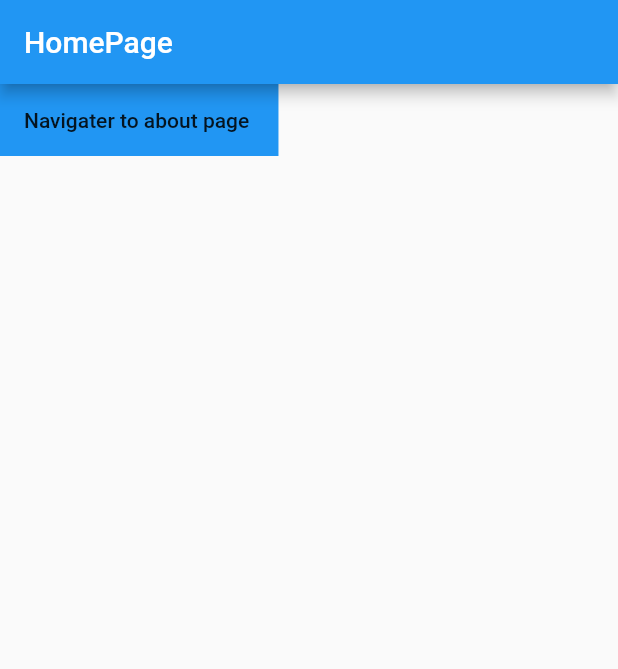
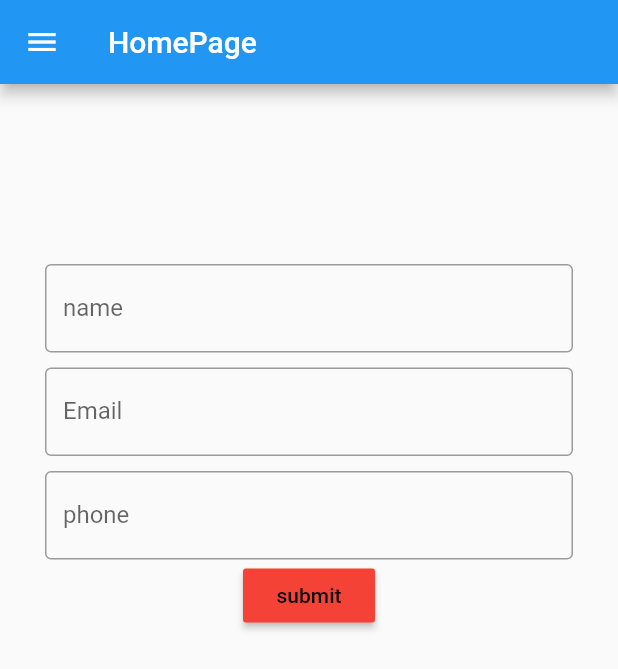
Before and after one commit to HasanMasrur/Flutter_Localization, a Flutter app: the screen it shows after launch, on a phone screen of 412 x 824 dp. Shown: the top 669 px of the screen. Run offline on Flutter 3.47's test engine with Material 2 defaults, Android fonts, the phone set to English and light mode, and no system bars.

Commit message:
added homepage textfild

```diff
--- a/lib/pages/home_page .dart
+++ b/lib/pages/home_page .dart
@@ -9,20 +9,95 @@ class HomePage extends StatefulWidget {
 }
 
 class _HomePage extends State<HomePage> {
+  final GlobalKey<FormState> _globalKey = GlobalKey<FormState>();
   @override
   Widget build(BuildContext context) {
     return Scaffold(
-      appBar: AppBar(
-        title: Text('HomePage'),
+        drawer: _drowerpage(),
+        appBar: AppBar(
+          title: Text('HomePage'),
+        ),
+        body: _mainform());
+  }
+
+  _mainform() {
+    return SingleChildScrollView(
+      child: Container(
+        margin: EdgeInsets.only(left: 30, right: 30, top: 20),
+        child: Form(
+            key: _globalKey,
+            child: Column(
+              children: [
+                SizedBox(
+                  height: 100,
+                ),
+                TextFormField(
+                  validator: (val) {
+                    if (val.isEmpty) {
+                      return 'required field';
+                    }
+                  },
+                  decoration: InputDecoration(
+                      border: OutlineInputBorder(),
+                      labelText: 'name',
+                      hintText: 'Enter name'),
+                ),
+                SizedBox(
+                  height: 10,
+                ),
+                TextFormField(
+                  validator: (val) {
+                    if (val.isEmpty) {
+                      return 'required field';
+                    }
+                  },
+                  decoration: InputDecoration(
+                      border: OutlineInputBorder(),
+                      labelText: 'Email',
+                      hintText: 'Enter email'),
+                ),
+                SizedBox(
+                  height: 10,
+                ),
+                TextFormField(
+                  validator: (val) {
+                    if (val.isEmpty) {
+                      return 'required field';
+                    }
+                  },
+                  decoration: InputDecoration(
+                      border: OutlineInputBorder(),
+                      labelText: 'phone',
+                      hintText: 'Enter phonenumber'),
+                ),
+                MaterialButton(
+                    color: Colors.red,
+                    child: Text(
+                      'submit',
+                      style: TextStyle(color: Colors.black),
+                    ),
+                    onPressed: () {
+                      if (!_globalKey.currentState.validate()) {
+                        return;
+                      }
+                    })
+              ],
+            )),
       ),
-      body: Container(
-        color: Colors.blue,
-        child: MaterialButton(
-          onPressed: () {
-            Navigator.pushNamed(context, aboutRoute);
-          },
-          child: Text('Navigater to about page '),
-        ),
+    );
+  }
+
+  _drowerpage() {
+    return Drawer(
+      child: ListView(
+        children: [
+          ListTile(
+            title: Text('about'),
+            onTap: () {
+              Navigator.pushNamed(context, aboutRoute);
+            },
+          )
+        ],
       ),
     );
   }
--- a/lib/pages/sattings_page.dart
+++ b/lib/pages/sattings_page.dart
@@ -11,6 +11,7 @@ class _SattingPage extends State<SattingPage> {
   @override
   Widget build(BuildContext context) {
     return Scaffold(
+      drawer: Drawer(),
       appBar: AppBar(
         title: Text('SettingPage'),
       ),
```
